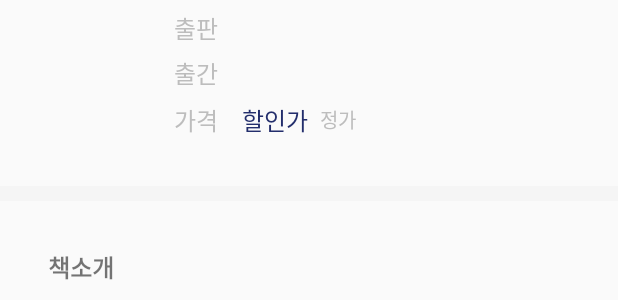
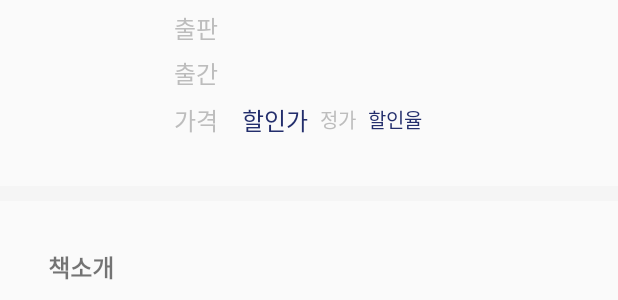
Before and after one commit to leehayeong/MABOOK, an Android app: the layout activity_book_detail.xml on its own in the app's theme, with its tools: preview values and no code run, on a phone screen of 412 x 824 dp. Shown: the part 556-856 px from the top of the screen. Run offline under Robolectric (Android 15) with nearby library versions, the light colour scheme and no system bars; network calls fail.

Commit message:
[12] 책 소개, 할인가 null 처리, 상세 페이지 도서 할인율 계산

```diff
--- a/app/src/main/res/layout/activity_book_detail.xml
+++ b/app/src/main/res/layout/activity_book_detail.xml
@@ -172,9 +172,23 @@
                 android:textColor="@color/gray"
                 android:textSize="13sp"
                 app:layout_constraintBottom_toBottomOf="@id/tv_discount"
+                app:layout_constraintEnd_toStartOf="@+id/tv_discount_rate"
                 app:layout_constraintStart_toEndOf="@id/tv_discount"
                 app:layout_constraintTop_toTopOf="@id/tv_discount"
                 tools:text="정가" />
+
+            <TextView
+                android:id="@+id/tv_discount_rate"
+                android:layout_width="0dp"
+                android:layout_height="wrap_content"
+                android:layout_marginStart="8dp"
+                android:layout_marginLeft="8dp"
+                android:textColor="@color/colorAccent"
+                android:textSize="13sp"
+                app:layout_constraintBottom_toBottomOf="@id/tv_discount"
+                app:layout_constraintStart_toEndOf="@id/tv_price"
+                app:layout_constraintTop_toTopOf="@id/tv_discount"
+                tools:text="할인율" />
 
             <View
                 android:id="@+id/view_divider"
--- a/app/src/main/res/values/strings.xml
+++ b/app/src/main/res/values/strings.xml
@@ -13,4 +13,6 @@
     <string name="price">가격</string>
     <string name="price_won">%s원</string>
     <string name="description">책소개</string>
+    <string name="finish_info">뒤로 버튼을 한 번 더 누르면 종료됩니다.</string>
+    <string name="not_found_description">등록된 책 소개가 없습니다.</string>
 </resources>
```
Also changed, not shown: app/src/main/java/com/example/mybook/BookDetailActivity.kt (+21 -5 lines), app/src/main/java/com/example/mybook/MainActivity.kt (+11 -0 lines), app/src/main/java/com/example/mybook/adapter/BookAdapter.kt (+7 -3 lines).
